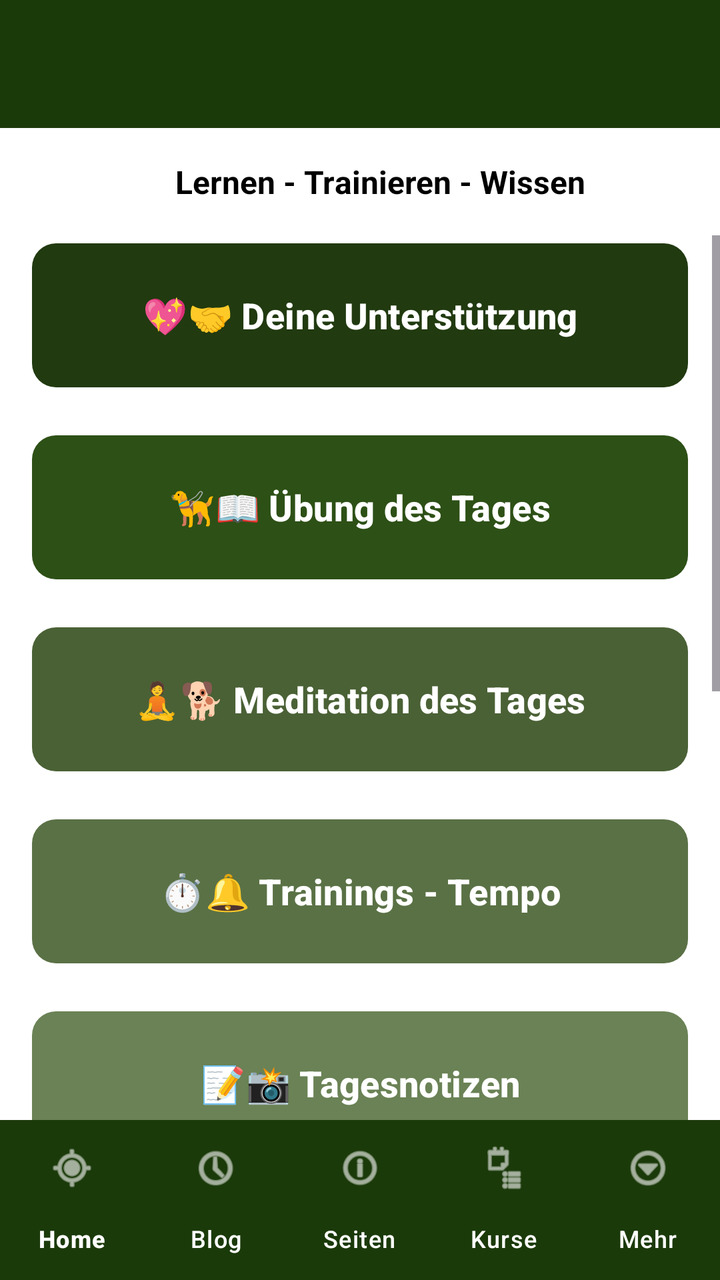
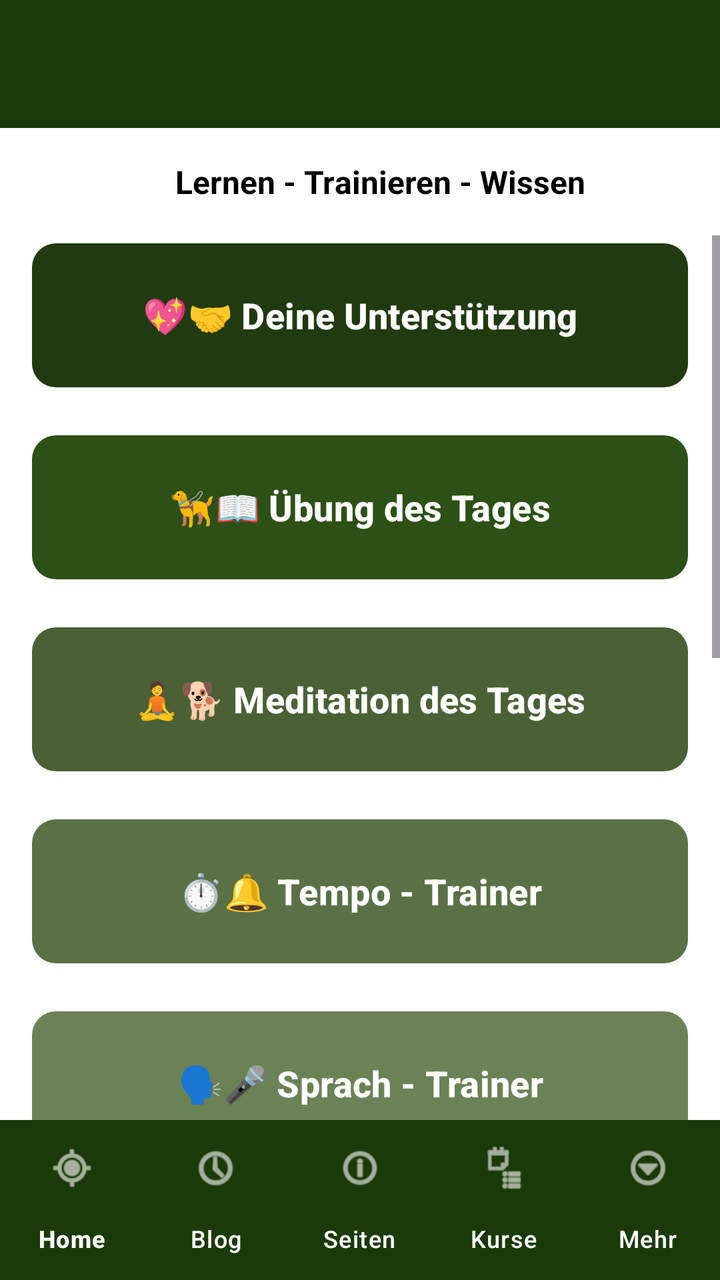

Before-and-after screenshots of an Android layout around one commit, followed by the original layout XML and the change that was made.
<!-- AndroidManifest.xml: activity theme Theme.HundeWildnis -->
<!-- res/layout/activity_start.xml -->
<?xml version="1.0" encoding="utf-8"?>
<androidx.coordinatorlayout.widget.CoordinatorLayout
    xmlns:android="http://schemas.android.com/apk/res/android"
    xmlns:app="http://schemas.android.com/apk/res-auto"
    android:layout_width="match_parent"
    android:layout_height="match_parent"
    android:fitsSystemWindows="false">

    <com.google.android.material.appbar.AppBarLayout
        android:layout_width="match_parent"
        android:layout_height="wrap_content"
        android:fitsSystemWindows="true">

        <androidx.appcompat.widget.Toolbar
            android:id="@+id/toolbar"
            android:layout_width="match_parent"
            android:layout_height="?attr/actionBarSize"
            android:background="#1B3A0A"
            app:titleTextColor="#FFFFFF" />
    </com.google.android.material.appbar.AppBarLayout>

    
    <LinearLayout
        android:layout_width="match_parent"
        android:layout_height="match_parent"
        android:orientation="vertical"
        app:layout_behavior="@string/appbar_scrolling_view_behavior">

        
        <TextView
            android:layout_width="match_parent"
            android:layout_height="wrap_content"
            android:text="     Lernen - Trainieren - Wissen"
            android:textSize="16sp"
            android:textStyle="bold"
            android:textAlignment="center"
            android:paddingTop="16dp"
            android:paddingBottom="16dp"
            android:textColor="?android:attr/textColorPrimary" />

        
        <androidx.core.widget.NestedScrollView
            android:id="@+id/scrollViewContent"
            android:layout_width="match_parent"
            android:layout_height="0dp"
            android:layout_weight="1"
            android:fillViewport="false"
            android:clipToPadding="false"
            android:scrollbars="vertical">

            <LinearLayout
                android:layout_width="match_parent"
                android:layout_height="wrap_content"
                android:orientation="vertical"
                android:paddingStart="16dp"
                android:paddingEnd="16dp"
                android:paddingTop="0dp"
                android:paddingBottom="140dp">

                
                <com.google.android.material.button.MaterialButton
                    android:id="@+id/btnSupport"
                    android:layout_width="match_parent"
                    android:layout_height="80dp"
                    android:text="💖🤝 Deine Unterstützung"
                    android:textSize="18sp"
                    android:textStyle="bold"
                    app:cornerRadius="12dp"
                    app:backgroundTint="#213A10"
                    android:textColor="#FFFFFF"
                    android:layout_marginBottom="16dp"
                    app:iconGravity="start" />

                
                <com.google.android.material.button.MaterialButton
                    android:id="@+id/btnDailyExercise"
                    android:layout_width="match_parent"
                    android:layout_height="80dp"
                    android:text="🦮📖 Übung des Tages"
                    android:textSize="18sp"
                    android:textStyle="bold"
                    app:cornerRadius="12dp"
                    app:backgroundTint="#2d5016"
                    android:textColor="#FFFFFF"
                    android:layout_marginBottom="16dp"
                    app:iconGravity="start" />

                
                <com.google.android.material.button.MaterialButton
                    android:id="@+id/btnDailyMeditation"
                    android:layout_width="match_parent"
                    android:layout_height="80dp"
                    android:text="🧘🐕 Meditation des Tages"
                    android:textSize="18sp"
                    android:textStyle="bold"
                    app:cornerRadius="12dp"
                    app:backgroundTint="#4a6135"
                    android:textColor="#FFFFFF"
                    android:layout_marginBottom="16dp"
                    app:iconGravity="start" />

                
                <com.google.android.material.button.MaterialButton
                    android:id="@+id/btnWalkingSpeed"
                    android:layout_width="match_parent"
                    android:layout_height="80dp"
                    android:text="⏱️🔔 Trainings - Tempo"
                    android:textSize="18sp"
                    android:textStyle="bold"
                    app:cornerRadius="12dp"
                    app:backgroundTint="#5a7145"
                    android:textColor="#FFFFFF"
                    android:layout_marginBottom="16dp"
                    app:iconGravity="start" />

                
                <com.google.android.material.button.MaterialButton
                    android:id="@+id/btnDailyNotes"
                    android:layout_width="match_parent"
                    android:layout_height="80dp"
                    android:text="📝📸 Tagesnotizen"
                    android:textSize="18sp"
                    android:textStyle="bold"
                    app:cornerRadius="12dp"
                    app:backgroundTint="#6a8255"
                    android:textColor="#FFFFFF"
                    android:layout_marginBottom="16dp" />

                
                <com.google.android.material.button.MaterialButton
                    android:id="@+id/btnWeather"
                    android:layout_width="match_parent"
                    android:layout_height="80dp"
                    android:text="🌦📍 Wetter am Standort"
                    android:textSize="18sp"
                    android:textStyle="bold"
                    app:cornerRadius="12dp"
                    app:backgroundTint="#6a8255"
                    android:textColor="#FFFFFF"
                    android:layout_marginBottom="16dp" />

                
                <com.google.android.material.button.MaterialButton
                    android:id="@+id/btnLocation"
                    android:layout_width="match_parent"
                    android:layout_height="80dp"
                    android:text="🗺🛰 Standort und Navigation"
                    android:textSize="18sp"
                    android:textStyle="bold"
                    app:cornerRadius="12dp"
                    app:backgroundTint="#5a7145"
                    android:textColor="#FFFFFF"
                    android:layout_marginBottom="16dp" />

                
                <com.google.android.material.button.MaterialButton
                    android:id="@+id/btnCompass"
                    android:layout_width="match_parent"
                    android:layout_height="80dp"
                    android:text="🧭🌐 Kompass"
                    android:textSize="18sp"
                    android:textStyle="bold"
                    app:cornerRadius="12dp"
                    app:backgroundTint="#4a6135"
                    android:textColor="#FFFFFF"
                    android:layout_marginBottom="16dp" />

                
                <com.google.android.material.button.MaterialButton
                    android:id="@+id/btnAltimeter"
                    android:layout_width="match_parent"
                    android:layout_height="80dp"
                    android:text="⛰️〽️ Höhenmesser"
                    android:textSize="18sp"
                    android:textStyle="bold"
                    app:cornerRadius="12dp"
                    app:backgroundTint="#2d5016"
                    android:textColor="#FFFFFF"
                    android:layout_marginBottom="16dp" />

                
                <com.google.android.material.button.MaterialButton
                    android:id="@+id/btnDogProfiles"
                    android:layout_width="match_parent"
                    android:layout_height="80dp"
                    android:text="🦮 Hunde Stammdaten"
                    android:textSize="18sp"
                    android:textStyle="bold"
                    app:cornerRadius="12dp"
                    app:backgroundTint="#4a6135"
                    android:textColor="#FFFFFF"
                    android:layout_marginBottom="16dp" />

                
                <com.google.android.material.button.MaterialButton
                    android:id="@+id/btnBackup"
                    android:layout_width="match_parent"
                    android:layout_height="80dp"
                    android:text="📦💾 Backup App Daten"
                    android:textSize="16sp"
                    android:textStyle="bold"
                    app:cornerRadius="12dp"
                    app:backgroundTint="#680C0C"
                    android:textColor="#FFFFFF"
                    android:layout_marginBottom="16dp" />

            </LinearLayout>
        </androidx.core.widget.NestedScrollView>

    </LinearLayout>

    
    <com.google.android.material.bottomnavigation.BottomNavigationView
        android:id="@+id/bottomNavigation"
        android:layout_width="match_parent"
        android:layout_height="wrap_content"
        android:layout_gravity="bottom"
        app:backgroundTint="#1B3A0A"
        app:itemIconTint="@android:color/white"
        app:itemTextColor="@android:color/white"
        app:labelVisibilityMode="labeled"
        app:menu="@menu/menu_bottom_navigation"
        app:elevation="8dp" />

</androidx.coordinatorlayout.widget.CoordinatorLayout>
<!-- resources referenced by this layout -->
<resources>
  <style name="Theme.HundeWildnis" parent="Base.Theme.HundeWildnis" />
  <style name="Base.Theme.HundeWildnis" parent="Theme.Material3.Light.NoActionBar">
          <item name="colorPrimary">#2d5016</item>
          <item name="colorPrimaryVariant">#1a3009</item>
          <item name="colorOnPrimary">#FFFFFF</item>
          <item name="colorSecondary">#6b8e4e</item>
          <item name="colorSecondaryVariant">#4a6135</item>
          <item name="colorOnSecondary">#000000</item>
          <item name="android:statusBarColor">?attr/colorPrimaryVariant</item>
  
          <item name="android:navigationBarColor">@android:color/transparent</item>
          <item name="android:windowLightStatusBar">true</item>
          <item name="android:windowLightNavigationBar">true</item>
          <item name="android:enforceNavigationBarContrast" tools:targetApi="q">false</item>
          <item name="android:enforceStatusBarContrast" tools:targetApi="q">false</item>
  
          
          <item name="colorAccent">#2d5016</item>
          <item name="android:textColorPrimary">#000000</item>
  
          
          <item name="materialAlertDialogTheme">@style/AlertDialogTheme</item>
  
          
          <item name="actionMenuTextColor">#FFFFFF</item>
  
          
          <item name="android:windowBackground">#FFFFFF</item>
          <item name="android:colorBackground">#FFFFFF</item>
      </style>
  <style name="AlertDialogTheme" parent="ThemeOverlay.Material3.MaterialAlertDialog">
          
          <item name="colorSurface">#FFFFFF</item>
  
          
          <item name="colorOnSurface">#000000</item>
          <item name="android:textColorPrimary">#000000</item>
  
          
          <item name="buttonBarPositiveButtonStyle">@style/DialogButtonStyle.Light</item>
          <item name="buttonBarNegativeButtonStyle">@style/DialogButtonStyle.Light</item>
          <item name="buttonBarNeutralButtonStyle">@style/DialogButtonStyle.Light</item>
      </style>
  <style name="DialogButtonStyle.Light" parent="Widget.Material3.Button.TextButton.Dialog">
          
          <item name="android:textColor">#2d5016</item>
  
          
          <item name="backgroundTint">@android:color/transparent</item>
  
          
          <item name="rippleColor">#332d5016</item>
      </style>
</resources>

<!-- the commit's change to res/layout/activity_start.xml (unified diff, before → after) -->
@@ -104,7 +104,7 @@
                     android:id="@+id/btnWalkingSpeed"
                     android:layout_width="match_parent"
                     android:layout_height="80dp"
-                    android:text="⏱️🔔 Trainings - Tempo"
+                    android:text="⏱️🔔 Tempo - Trainer"
                     android:textSize="18sp"
                     android:textStyle="bold"
                     app:cornerRadius="12dp"
@@ -115,6 +115,20 @@
 
                 
                 <com.google.android.material.button.MaterialButton
+                    android:id="@+id/btnCommunication"
+                    android:layout_width="match_parent"
+                    android:layout_height="80dp"
+                    android:text="🗣️🎤 Sprach - Trainer"
+                    android:textSize="18sp"
+                    android:textStyle="bold"
+                    app:cornerRadius="12dp"
+                    app:backgroundTint="#6a8255"
+                    android:textColor="#FFFFFF"
+                    android:layout_marginBottom="16dp"
+                    app:iconGravity="start" />
+
+                
+                <com.google.android.material.button.MaterialButton
                     android:id="@+id/btnDailyNotes"
                     android:layout_width="match_parent"
                     android:layout_height="80dp"
@@ -187,7 +201,7 @@
                     android:textSize="18sp"
                     android:textStyle="bold"
                     app:cornerRadius="12dp"
-                    app:backgroundTint="#4a6135"
+                    app:backgroundTint="#01579B"
                     android:textColor="#FFFFFF"
                     android:layout_marginBottom="16dp" />
 
